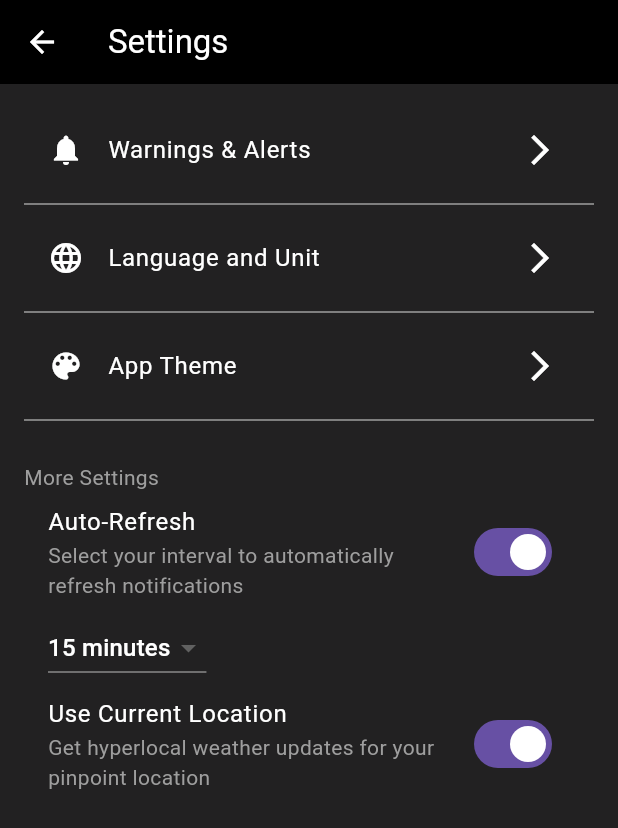
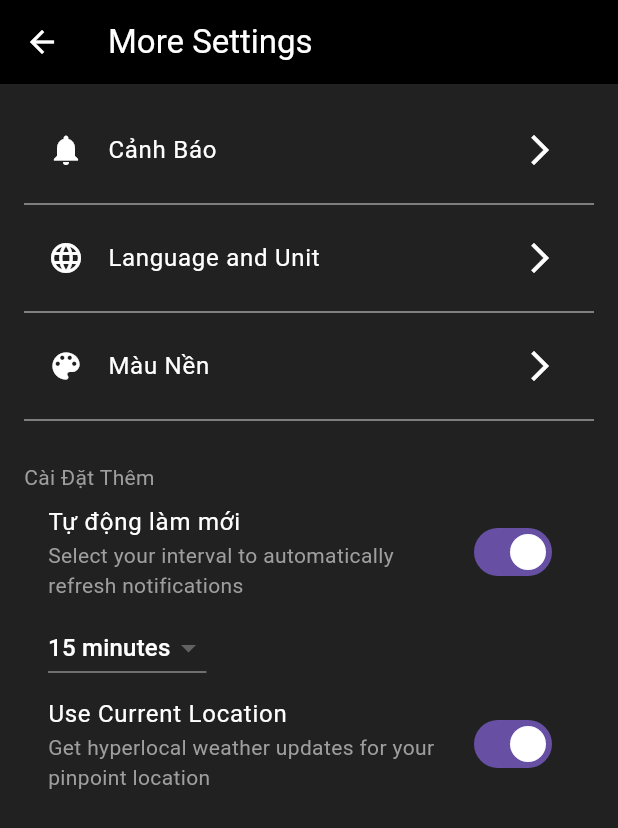
Before and after one commit to NgocDuy1206/weather_mobile_app_flutter, a Flutter app: the SettingsScreen screen opened directly, on a phone screen of 412 x 824 dp. Shown: the top 828 px of the screen. Run offline on Flutter 3.47's test engine with Material 3 defaults, Android fonts, the phone set to English and light mode, and no system bars; our stand-ins replace flutter_map, latlong2; missing offline and left inert: dart:ffi; network calls fail.

Commit message:
thêm ngôn ngữ tiếng Việt

```diff
--- a/lib/configs/language.dart
+++ b/lib/configs/language.dart
@@ -28,7 +28,53 @@ class Language  {
     'bt_see_more': 'See More Details',
     // Text của đạo
     'language': 'Language',
-    'language_unit': 'Language and Unit'
+    'language_unit': 'Language and Unit',
+    'Settings': 'Settings',
+    'Manage Locations': 'Manage Locations',
+    'Add Widgets': 'Add Widgets',
+    'Daily Summary Notification': 'Daily Summary Notification',
+    'More Settings': 'More Settings',
+    'SAVED LOCATIONS': 'SAVED LOCATIONS',
+    'Use Current Location': 'Use Current Location',
+    'Get a daily': 'Get a daily brief of your day at a time of your choosing',
+    'Select time': 'Select time',
+    'Cancel': 'Cancel',
+    'OK': 'OK',
+    'Alerts': 'Cảnh Báo',
+    'App Theme': 'Màu Nền',
+    'Auto-Refresh': 'Tự động làm mới',
+    'minutes': 'minutes',
+    'Additional Settings': 'Cài Đặt Thêm',
+    'Select your': 'Select your interval to automatically refresh notifications',
+    'Get hyperlocal': 'Get hyperlocal weather updates for your pinpoint location',
+    'Sticky Notifications': 'Sticky Notifications',
+    'Weather alerts': 'Weather alerts from the National Weather Service',
+    'Types of Content': 'Types of Content',
+    'Weather Highlights': 'Weather Highlights',
+    'Get forecasts': 'Get forecasts and alerts in your area',
+    'NWS Alerts': 'NWS Alerts',
+    'Get weather alerts': 'Get weather alerts from the National Weather Service',
+    'Weather News': 'Weather News',
+    'Get weather news & videos': 'Get weather news & videos',
+    'Location': 'Location',
+    'Current Location': 'Current Location',
+    'Select Language': 'Select Language',
+    'Units': 'Units',
+    'Customize': 'Customize',
+    'Off': 'Off',
+    'Customize Units': 'Customize Units',
+    'Temperature': 'Temperature',
+    'Wind Units': 'Wind Units',
+    'Distance': 'Distance',
+    'Select wind': 'Select your preferred win speed unit',
+    'Select distance': 'Select your preferred distance unit',
+    'Pressure Units': 'Pressure Units',
+    'Select pressure': 'Select your preferred pressure unit',
+    'Current Selection': 'Current Selection',
+    'Select Pressure Unit': 'Select Pressure Unit',
+    'Select Theme': 'Select Theme',
+    'Light': 'Light',
+    'Dark': 'Dark',
     // Text của chiến
   };
   static const Map<String, dynamic> vietnam = {
@@ -58,8 +104,55 @@ class Language  {
     // text của thứ trong ngày
     'today1': 'Hôm nay',
     // Text của đạo
-    'language': 'Ngôn ngữ',
-    'language_unit': 'Ngôn ngữ và đơn vị'
+    'language': 'Ngôn Ngữ',
+    'language_unit': 'Ngôn Ngữ Và Đơn Vị',
+    'Settings': 'Cài Đặt',
+    'Manage Locations': 'Quản lý Vị Trí',
+    'Add Widgets': 'Thêm Tiện Ích',
+    'Daily Summary Notification': 'Thông Báo Tóm Tắt Hàng Ngày',
+    'More Settings': 'Cài Đặt Khác',
+    'SAVED LOCATIONS': 'Vị Trí Đã Lưu',
+    'Use Current Location': 'Sử Dụng Vị Trí Hiện Tại',
+    'Get a daily': 'Nhận bản tóm tắt hàng ngày về ngày của bạn vào thời điểm bạn chọn',
+    'Select time': 'Cài đặt giờ',
+    'Cancel': 'Hủy bỏ',
+    'OK': 'Chọn',
+    'Alerts': 'Cảnh Báo',
+    'App Theme': 'Màu Nền',
+    'Auto-Refresh': 'Tự động làm mới',
+    'minutes': 'phút',
+    'Additional Settings': 'Cài Đặt Thêm',
+    'Select your': 'Chọn khoảng thời gian của bạn để tự động làm mới thông báo',
+    'Get hyperlocal': 'Nhận thông tin cập nhật về thời tiết địa phương cho vị trí chính xác của bạn',
+    'Sticky Notifications': 'Thông báo cố định',
+    'Weather alerts': 'Cảnh báo thời tiết từ Cơ quan Dịch vụ Thời tiết Quốc gia',
+    'Types of Content': 'Các loại nội dung',
+    'Weather Highlights': 'Điểm nổi bật thời tiết',
+    'Get forecasts': 'Nhận dự báo và cảnh báo trong khu vực của bạn',
+    'NWS Alerts': 'Cảnh báo từ NWS',
+    'Get weather alerts': 'Nhận cảnh báo thời tiết từ Cơ quan Dịch vụ Thời tiết Quốc gia',
+    'Weather News': 'Tin tức thời tiết',
+    'Get weather news & videos': 'Nhận tin tức và video về thời tiết',
+    'Location': 'Vị trí',
+    'Current Location': 'Vị trí hiện tại',
+    'Select Language': 'Chọn ngôn ngữ',
+    'Units': 'Đơn vị',
+    'Customize': 'Tùy chỉnh',
+    'Off': 'Tắt',
+    'Customize Units': 'Tùy chỉnh đơn vị',
+    'Temperature': 'Nhiệt độ',
+    'Wind Units': 'Đơn vị gió',
+    'Distance': 'Khoảng cách',
+    'Select wind': 'Chọn đơn vị tốc độ gió ưa thích',
+    'Select distance': 'Chọn đơn vị khoảng cách ưa thích',
+    'Pressure Units': 'Đơn vị áp suất',
+    'Select pressure': 'Chọn đơn vị áp suất ưa thích',
+    'Current Selection': 'Lựa chọn hiện tại',
+    'Select Pressure Unit': 'Chọn đơn vị áp suất',
+    'Select Theme': 'Chọn chủ đề',
+    'Light': 'Sáng',
+    'Dark': 'Tối',
+
     // Text của chiến
   };
 }
--- a/lib/fe/screen/setting/DaoScreen/settings_screen.dart
+++ b/lib/fe/screen/setting/DaoScreen/settings_screen.dart
@@ -19,6 +19,7 @@ class _SettingScreenState extends State<SettingsScreen> {
   bool useCurrentLocation = true;
   int refreshInterval = 15;
   String selectedTheme = "Dark"; // Biến lưu trữ chủ đề đã chọn
+  String minutes = Utils.getText('minutes');
 
   @override
   Widget build(BuildContext context) {
@@ -28,7 +29,7 @@ class _SettingScreenState extends State<SettingsScreen> {
     var provider = Provider.of<SettingManager>(context);
     return Scaffold(
       appBar: AppBar(
-        title: Text('Settings', style: TextStyle(color: Colors.white)),
+        title: Text(Utils.getText('More Settings'), style: TextStyle(color: Colors.white)),
         backgroundColor: Colors.black,
         iconTheme: IconThemeData(color: Colors.white),
       ),
@@ -40,7 +41,7 @@ class _SettingScreenState extends State<SettingsScreen> {
           children: [
             ListTile(
               leading: Icon(Icons.notifications, color: textColor),
-              title: Text('Warnings & Alerts', style: TextStyle(color: textColor)),
+              title: Text(Utils.getText('Alerts'), style: TextStyle(color: textColor)),
               trailing: Icon(Icons.arrow_forward_ios, color: textColor),
               onTap: () {
                 // Navigate to Warnings & Alerts screen
@@ -66,7 +67,7 @@ class _SettingScreenState extends State<SettingsScreen> {
             Divider(color: subtitleColor),
             ListTile(
               leading: Icon(Icons.color_lens, color: textColor),
-              title: Text('App Theme', style: TextStyle(color: textColor)),
+              title: Text(Utils.getText('App Theme'), style: TextStyle(color: textColor)),
               trailing: Icon(Icons.arrow_forward_ios, color: textColor),
               onTap: () {
                 // Gọi hàm để hiển thị dialog
@@ -75,11 +76,11 @@ class _SettingScreenState extends State<SettingsScreen> {
             ),
             Divider(color: subtitleColor),
             SizedBox(height: 20),
-            Text('More Settings', style: TextStyle(color: subtitleColor)),
+            Text(Utils.getText('Additional Settings'), style: TextStyle(color: subtitleColor)),
             SwitchListTile(
-              title: Text('Auto-Refresh', style: TextStyle(color: textColor)),
+              title: Text(Utils.getText('Auto-Refresh'), style: TextStyle(color: textColor)),
               subtitle: Text(
-                'Select your interval to automatically refresh notifications',
+                Utils.getText('Select your'),
                 style: TextStyle(color: subtitleColor),
               ),
               value: autoRefresh,
@@ -99,7 +100,7 @@ class _SettingScreenState extends State<SettingsScreen> {
                     return DropdownMenuItem<int>(
                       value: value,
                       child: Text(
-                        '$value minutes',
+                        '$value $minutes',
                         style: TextStyle(color: textColor),
                       ),
                     );
@@ -112,9 +113,9 @@ class _SettingScreenState extends State<SettingsScreen> {
                 ),
               ),
             SwitchListTile(
-              title: Text('Use Current Location', style: TextStyle(color: textColor)),
+              title: Text(Utils.getText('Use Current Location'), style: TextStyle(color: textColor)),
               subtitle: Text(
-                'Get hyperlocal weather updates for your pinpoint location',
+                Utils.getText('Get hyperlocal'),
                 style: TextStyle(color: subtitleColor),
               ),
               value: useCurrentLocation,
@@ -136,12 +137,12 @@ class _SettingScreenState extends State<SettingsScreen> {
       context: context,
       builder: (BuildContext context) {
         return AlertDialog(
-          title: Text("Select Theme"),
+          title: Text(Utils.getText('Select Theme')),
           content: Column(
             mainAxisSize: MainAxisSize.min,
             children: [
               RadioListTile(
-                title: Text("Light"),
+                title: Text(Utils.getText('Light')),
                 value: "Light",
                 groupValue: selectedTheme,
                 onChanged: (value) {
@@ -152,7 +153,7 @@ class _SettingScreenState extends State<SettingsScreen> {
                 },
               ),
               RadioListTile(
-                title: Text("Dark"),
+                title: Text(Utils.getText('Dark')),
                 value: "Dark",
                 groupValue: selectedTheme,
                 onChanged: (value) {
@@ -169,7 +170,7 @@ class _SettingScreenState extends State<SettingsScreen> {
               onPressed: () {
                 Navigator.of(context).pop(); // Đóng dialog nếu nhấn nút Cancel
               },
-              child: Text("Cancel"),
+              child: Text(Utils.getText('Cancel')),
             ),
           ],
         );
```
Also changed, not shown: lib/fe/screen/setting/DaoScreen/customize_units_screen.dart (+12 -10 lines), lib/fe/screen/setting/DaoScreen/language_and_units_screen.dart (+4 -4 lines), lib/fe/screen/setting/DaoScreen/notification_screen.dart (+5 -3 lines), lib/fe/screen/setting/DaoScreen/setting_screen.dart (+6 -5 lines), lib/fe/screen/setting/DaoScreen/warnings_alerts_screen.dart (+14 -13 lines).
